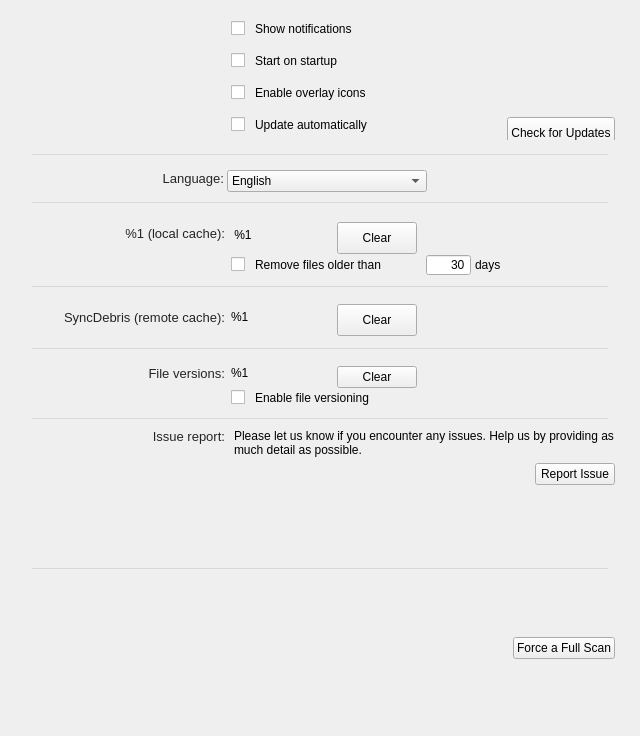
This is src/MEGASync/gui/macx/SettingsDialog.ui in meganz/MEGAsync as Qt 5 draws it before an edit. The edited form follows.
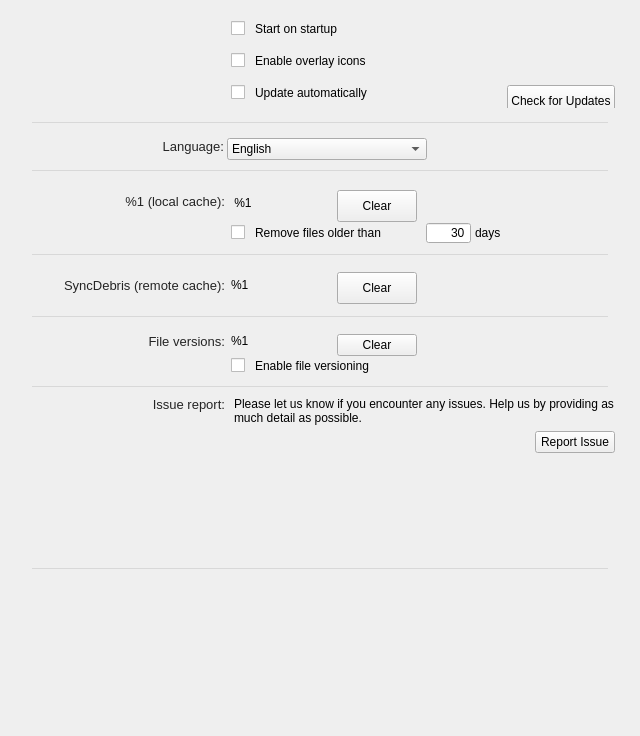
This is the edited form. The open tabs and pages were chosen to show the change. Icons and pictures are not drawn. Custom widgets are drawn as their Qt base class.

Commit message: SNC-2317: New Notifications pane in Settings Dialog

```diff
--- a/src/MEGASync/gui/macx/SettingsDialog.ui
+++ b/src/MEGASync/gui/macx/SettingsDialog.ui
@@ -396,19 +396,6 @@
                 <property name="bottomMargin">
                  <number>8</number>
                 </property>
-                <item>
-                 <widget class="QCheckBox" name="cShowNotifications">
-                  <property name="sizePolicy">
-                   <sizepolicy hsizetype="Preferred" vsizetype="Maximum">
-                    <horstretch>0</horstretch>
-                    <verstretch>0</verstretch>
-                   </sizepolicy>
-                  </property>
-                  <property name="text">
-                   <string>Show notifications</string>
-                  </property>
-                 </widget>
-                </item>
                 <item>
                  <widget class="QCheckBox" name="cStartOnStartup">
                   <property name="enabled">
@@ -4668,6 +4655,7 @@
            </layout>
           </widget>
           <widget class="QWidget" name="wNetworkFooter"/>
+          <widget class="QWidget" name="wNotificationsFooter"/>
          </widget>
         </item>
        </layout>
@@ -4685,6 +4673,12 @@
    <header>AvatarWidget.h</header>
    <container>1</container>
   </customwidget>
+  <customwidget>
+   <class>NotificationsSettings</class>
+   <extends>QWidget</extends>
+   <header location="global">NotificationsSettings.h</header>
+   <container>1</container>
+  </customwidget>
   <customwidget>
    <class>QMacSpinningProgressIndicator</class>
    <extends>QWidget</extends>
```
Left out of the diff: 2 changed lines with no effect on the pictures. The commit also changes 37 other files.
